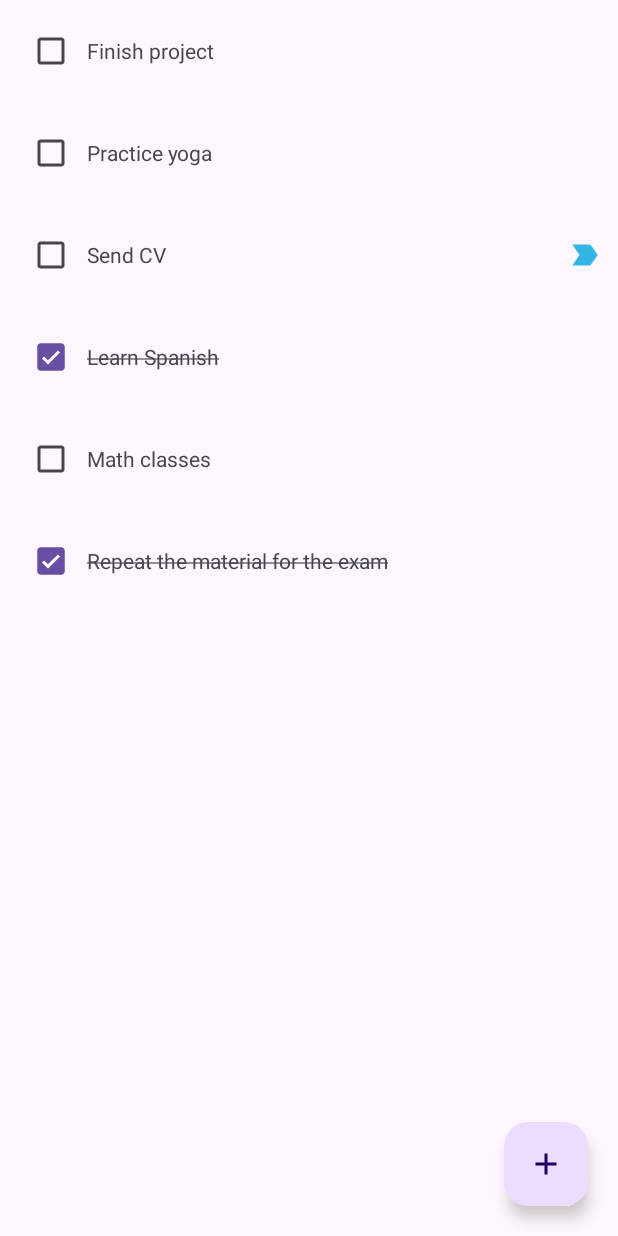
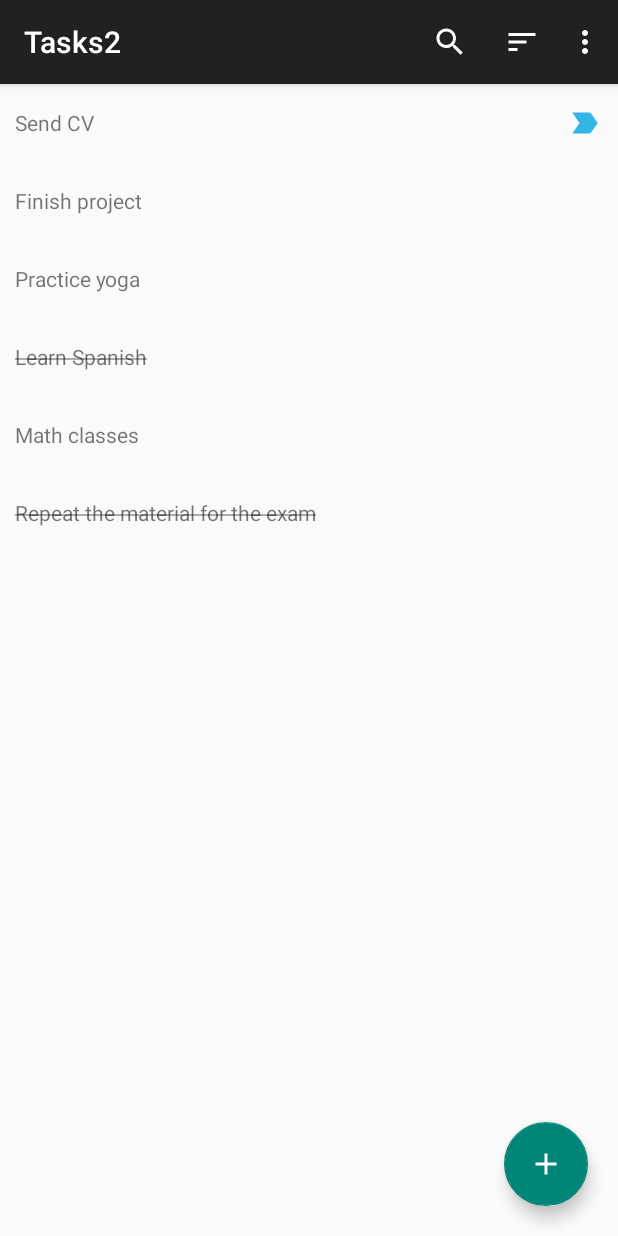
Before and after one commit to jula1717/Tasks, an Android app: the screen it shows after launch (MainActivity), on a phone screen of 412 x 824 dp. Run offline under Robolectric (Android 15) with nearby library versions, the phone set to English and light mode, and no system bars; our stand-ins replace Dagger/Hilt's generated code, Room's generated code, data binding.

Commit message:
searchView, sort functionality, done tasks hide

```diff
--- a/app/src/main/AndroidManifest.xml
+++ b/app/src/main/AndroidManifest.xml
@@ -4,6 +4,7 @@
 
     <application
         android:name=".ToDoApplication"
+
         android:allowBackup="true"
         android:dataExtractionRules="@xml/data_extraction_rules"
         android:fullBackupContent="@xml/backup_rules"
@@ -11,7 +12,7 @@
         android:label="@string/app_name"
         android:roundIcon="@mipmap/ic_launcher_round"
         android:supportsRtl="true"
-        android:theme="@style/Theme.Tasks2"
+        android:theme="@style/Theme.AppCompat.Light.DarkActionBar"
         tools:targetApi="31" >
         <activity
             android:name=".MainActivity"
--- a/app/src/main/java/com/example/tasks2/FragmentTasks.kt
+++ b/app/src/main/java/com/example/tasks2/FragmentTasks.kt
@@ -1,7 +1,11 @@
 package com.example.tasks2
 
 import android.os.Bundle
+import android.view.Menu
+import android.view.MenuInflater
+import android.view.MenuItem
 import android.view.View
+import androidx.appcompat.widget.SearchView
 import androidx.fragment.app.Fragment
 import androidx.fragment.app.viewModels
 import androidx.recyclerview.widget.LinearLayoutManager
@@ -31,5 +35,42 @@ class FragmentTasks : Fragment(R.layout.fragment_tasks) {
         viewModel.tasks.observe(viewLifecycleOwner) {
             taskAdapter.submitList(it)
         }
+
+        setHasOptionsMenu(true)
+    }
+
+    override fun onCreateOptionsMenu(menu: Menu, inflater: MenuInflater) {
+        super.onCreateOptionsMenu(menu, inflater)
+        inflater.inflate(R.menu.menu, menu)
+
+        val searchItem = menu.findItem(R.id.action_search)
+        val searchView = searchItem.actionView as SearchView
+
+        searchView.onQueryTextChanged {
+            viewModel.searchQuery.value = it
+        }
+    }
+
+    override fun onOptionsItemSelected(item: MenuItem): Boolean {
+        return when(item.itemId) {
+            R.id.action_sort_by_name -> {
+                viewModel.sortType.value = SortType.BY_NAME
+                true
+            }
+            R.id.action_sort_by_date_created -> {
+                viewModel.sortType.value = SortType.BY_DATE
+                true
+            }
+            R.id.action_hide_completed_tasks -> {
+                item.isChecked = !item.isChecked
+                viewModel.hideCompleted.value = item.isChecked
+                true
+            }
+            R.id.action_delete_all_completed_tasks -> {
+
+                true
+            }
+            else -> super.onOptionsItemSelected(item)
+        }
     }
 }
--- a/app/src/main/java/com/example/tasks2/MainActivity.kt
+++ b/app/src/main/java/com/example/tasks2/MainActivity.kt
@@ -3,6 +3,7 @@ package com.example.tasks2
 import androidx.appcompat.app.AppCompatActivity
 import android.os.Bundle
 import dagger.hilt.android.AndroidEntryPoint
+
 
 @AndroidEntryPoint
 class MainActivity : AppCompatActivity() {
--- /dev/null
+++ b/app/src/main/java/com/example/tasks2/SortType.kt
@@ -0,0 +1,5 @@
+package com.example.tasks2
+
+enum class SortType {
+    BY_NAME, BY_DATE
+}
--- a/app/src/main/java/com/example/tasks2/TaskDao.kt
+++ b/app/src/main/java/com/example/tasks2/TaskDao.kt
@@ -5,9 +5,17 @@ import kotlinx.coroutines.flow.Flow
 
 @Dao
 interface TaskDao {
+    fun getTasks(query: String, sortType: SortType, hideCompleted: Boolean): Flow<List<Task>> =
+        when(sortType) {
+            SortType.BY_DATE -> getTasksSortedByDateCreated(query, hideCompleted)
+            SortType.BY_NAME -> getTasksSortedByName(query, hideCompleted)
+        }
 
-    @Query("SELECT * FROM tasks_table")
-    fun getTasks(): Flow<List<Task>>
+    @Query("SELECT * FROM tasks_table WHERE (done != :hideCompleted OR done = 0) AND name LIKE '%' || :searchQuery || '%' ORDER BY important DESC, name")
+    fun getTasksSortedByName(searchQuery: String, hideCompleted: Boolean): Flow<List<Task>>
+
+    @Query("SELECT * FROM tasks_table WHERE (done != :hideCompleted OR done = 0) AND name LIKE '%' || :searchQuery || '%' ORDER BY important DESC, date")
+    fun getTasksSortedByDateCreated(searchQuery: String, hideCompleted: Boolean): Flow<List<Task>>
 
     @Insert(onConflict = OnConflictStrategy.REPLACE)
     suspend fun insert(task: Task)
--- a/app/src/main/java/com/example/tasks2/TaskViewModel.kt
+++ b/app/src/main/java/com/example/tasks2/TaskViewModel.kt
@@ -3,6 +3,9 @@ package com.example.tasks2
 import androidx.lifecycle.ViewModel
 import androidx.lifecycle.asLiveData
 import dagger.hilt.android.lifecycle.HiltViewModel
+import kotlinx.coroutines.flow.MutableStateFlow
+import kotlinx.coroutines.flow.combine
+import kotlinx.coroutines.flow.flatMapLatest
 import javax.inject.Inject
 
 @HiltViewModel
@@ -10,5 +13,20 @@ class TasksViewModel @Inject constructor(
     private val taskDao: TaskDao
 ) : ViewModel() {
 
-   val tasks = taskDao.getTasks().asLiveData()
+   val searchQuery = MutableStateFlow("")
+
+    val sortType = MutableStateFlow(SortType.BY_DATE)
+    val hideCompleted = MutableStateFlow(false)
+
+    private val tasksFlow = combine(
+        searchQuery,
+        sortType,
+        hideCompleted
+    ) { query, sortType, hideCompleted ->
+        Triple(query, sortType, hideCompleted)
+    }.flatMapLatest { (query, sortType, hideCompleted) ->
+        taskDao.getTasks(query, sortType, hideCompleted)
+    }
+
+    val tasks = tasksFlow.asLiveData()
 }
--- /dev/null
+++ b/app/src/main/java/com/example/tasks2/ViewExt.kt
@@ -0,0 +1,16 @@
+package com.example.tasks2
+
+import androidx.appcompat.widget.SearchView
+
+inline fun SearchView.onQueryTextChanged(crossinline listener: (String) -> Unit) {
+    this.setOnQueryTextListener(object : SearchView.OnQueryTextListener {
+        override fun onQueryTextSubmit(query: String?): Boolean {
+            return true
+        }
+
+        override fun onQueryTextChange(newText: String?): Boolean {
+            listener(newText.orEmpty())
+            return true
+        }
+    })
+}
--- /dev/null
+++ b/app/src/main/res/drawable/ic_search.xml
@@ -0,0 +1,5 @@
+<vector android:height="24dp" android:tint="#FFFFFF"
+    android:viewportHeight="24" android:viewportWidth="24"
+    android:width="24dp" xmlns:android="http://schemas.android.com/apk/res/android">
+    <path android:fillColor="@android:color/white" android:pathData="M15.5,14h-0.79l-0.28,-0.27C15.41,12.59 16,11.11 16,9.5 16,5.91 13.09,3 9.5,3S3,5.91 3,9.5 5.91,16 9.5,16c1.61,0 3.09,-0.59 4.23,-1.57l0.27,0.28v0.79l5,4.99L20.49,19l-4.99,-5zM9.5,14C7.01,14 5,11.99 5,9.5S7.01,5 9.5,5 14,7.01 14,9.5 11.99,14 9.5,14z"/>
+</vector>
--- /dev/null
+++ b/app/src/main/res/drawable/ic_sort.xml
@@ -0,0 +1,5 @@
+<vector android:autoMirrored="true" android:height="24dp"
+    android:tint="#FFFFFF" android:viewportHeight="24"
+    android:viewportWidth="24" android:width="24dp" xmlns:android="http://schemas.android.com/apk/res/android">
+    <path android:fillColor="@android:color/white" android:pathData="M3,18h6v-2L3,16v2zM3,6v2h18L21,6L3,6zM3,13h12v-2L3,11v2z"/>
+</vector>
--- /dev/null
+++ b/app/src/main/res/menu/menu.xml
@@ -0,0 +1,42 @@
+<?xml version="1.0" encoding="utf-8"?>
+<menu xmlns:android="http://schemas.android.com/apk/res/android"
+    xmlns:app="http://schemas.android.com/apk/res-auto">
+
+    <item
+        android:id="@+id/action_search"
+        android:icon="@drawable/ic_search"
+        android:title="Search"
+        app:actionViewClass="androidx.appcompat.widget.SearchView"
+        app:showAsAction="always|collapseActionView" />
+
+    <item
+        android:icon="@drawable/ic_sort"
+        android:title="Sort"
+        app:showAsAction="always">
+
+        <menu>
+
+            <item
+                android:id="@+id/action_sort_by_name"
+                android:title="Sort by name" />
+
+            <item
+                android:id="@+id/action_sort_by_date_created"
+                android:title="Sort by date" />
+
+        </menu>
+
+    </item>
+
+    <item
+        android:id="@+id/action_hide_completed_tasks"
+        android:checkable="true"
+        android:title="Hide completed"
+        app:showAsAction="never" />
+
+    <item
+        android:id="@+id/action_delete_all_completed_tasks"
+        android:title="Delete all completed"
+        app:showAsAction="never" />
+
+</menu>
```
